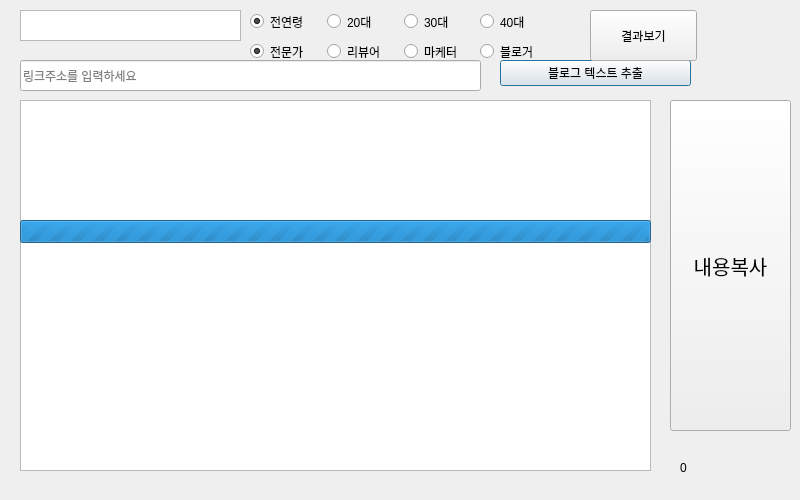
Old version of the form 1.ui in the repository D-SeeD-kayres/makeBlog.
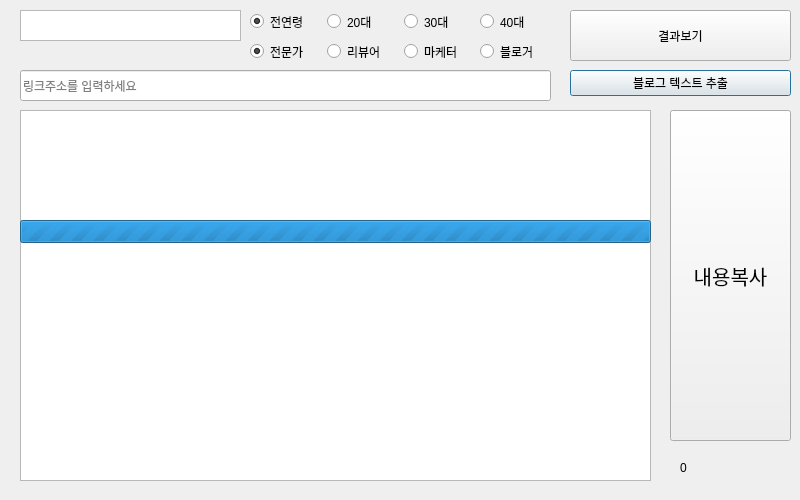
New version of the form.

Commit message: 메인화면 레이아웃 수정

The edit to the form file:
```diff
--- a/1.ui
+++ b/1.ui
@@ -27,7 +27,7 @@
    <property name="geometry">
     <rect>
      <x>20</x>
-     <y>100</y>
+     <y>110</y>
      <width>631</width>
      <height>371</height>
     </rect>
@@ -37,7 +37,7 @@
    <property name="geometry">
     <rect>
      <x>670</x>
-     <y>100</y>
+     <y>110</y>
      <width>121</width>
      <height>331</height>
     </rect>
@@ -87,8 +87,8 @@
    <property name="geometry">
     <rect>
      <x>20</x>
-     <y>60</y>
-     <width>461</width>
+     <y>70</y>
+     <width>531</width>
      <height>31</height>
     </rect>
    </property>
@@ -99,9 +99,9 @@
   <widget class="QPushButton" name="btnBlog">
    <property name="geometry">
     <rect>
-     <x>500</x>
-     <y>60</y>
-     <width>191</width>
+     <x>570</x>
+     <y>70</y>
+     <width>221</width>
      <height>26</height>
     </rect>
    </property>
@@ -155,9 +155,9 @@
   <widget class="QPushButton" name="btn">
    <property name="geometry">
     <rect>
-     <x>590</x>
+     <x>570</x>
      <y>10</y>
-     <width>107</width>
+     <width>221</width>
      <height>51</height>
     </rect>
    </property>
```
The commit also changes 2 other files.
